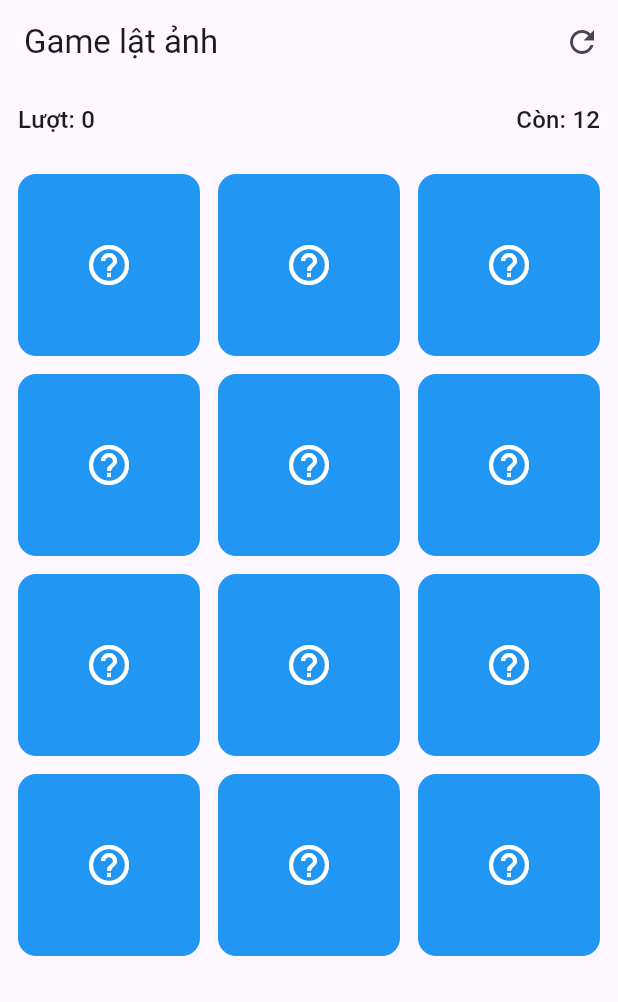
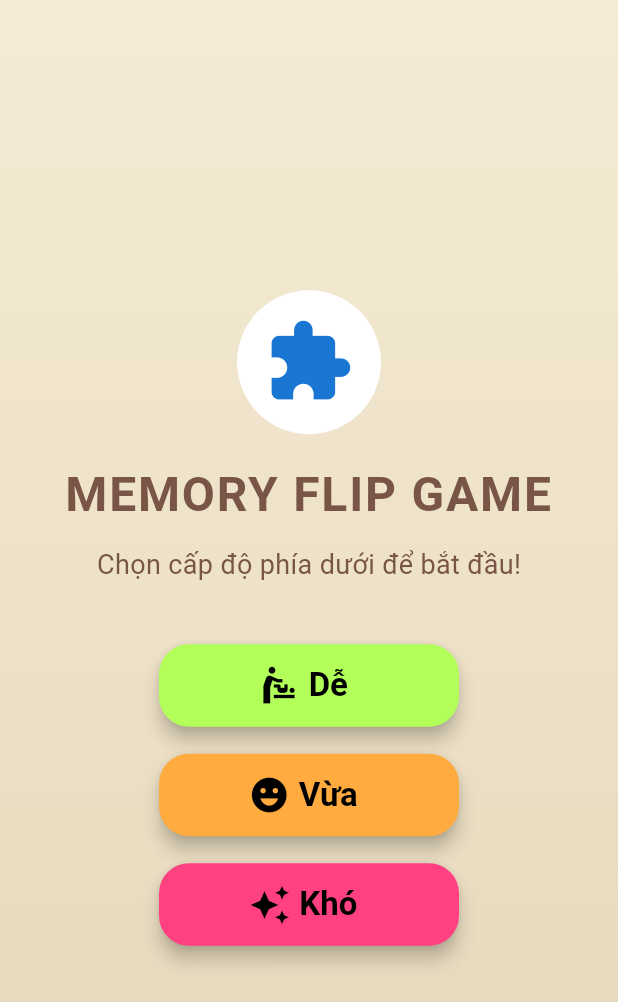
Before and after one commit to quoc10973/MLN131-PuzzleGameMobile, a Flutter app: the screen it shows after launch, on a phone screen of 412 x 824 dp. Shown: the top 1002 px of the screen. Run offline on Flutter 3.47's test engine with Material 3 defaults, Android fonts, the light colour scheme and no system bars.

Commit message:
level game

```diff
--- /dev/null
+++ b/lib/main_menu_screen.dart
@@ -0,0 +1,125 @@
+import 'package:flutter/material.dart';
+import 'memory_game_screen.dart';
+
+class MainMenuScreen extends StatelessWidget {
+  const MainMenuScreen({super.key});
+
+  @override
+  Widget build(BuildContext context) {
+    return Scaffold(
+      body: Container(
+        width: double.infinity,
+        height: double.infinity,
+        decoration: const BoxDecoration(
+          gradient: LinearGradient(
+            colors: [Color(0xFFF5ECD5), Color(0xFFE5D6B9)],
+            begin: Alignment.topCenter,
+            end: Alignment.bottomCenter,
+          ),
+        ),
+        child: SafeArea(
+          child: Center(
+            child: Column(
+              mainAxisAlignment: MainAxisAlignment.center,
+              children: [
+                CircleAvatar(
+                  radius: 48,
+                  backgroundColor: Colors.white,
+                  child: Icon(Icons.extension, size: 60, color: Colors.blue[700]),
+                ),
+                const SizedBox(height: 20),
+                Text(
+                  'MEMORY FLIP GAME',
+                  style: Theme.of(context).textTheme.headlineLarge?.copyWith(
+                        color: Colors.brown,
+                        fontWeight: FontWeight.bold,
+                        letterSpacing: 1.2,
+                      ),
+                  textAlign: TextAlign.center,
+                ),
+                const SizedBox(height: 14),
+                const Text(
+                  'Chọn cấp độ phía dưới để bắt đầu!',
+                  style: TextStyle(color: Colors.brown, fontSize: 18),
+                ),
+                const SizedBox(height: 40),
+                _MenuButton(
+                  label: 'Dễ',
+                  icon: Icons.baby_changing_station,
+                  color: Colors.lightGreenAccent,
+                  onTap: () {
+                    Navigator.of(context).push(
+                      MaterialPageRoute(
+                        builder: (context) => MemoryGameScreen(assetFolder: 'assets/puzzle/lv1/'),
+                      ),
+                    );
+                  },
+                ),
+                const SizedBox(height: 18),
+                _MenuButton(
+                  label: 'Vừa',
+                  icon: Icons.emoji_emotions,
+                  color: Colors.orangeAccent,
+                  onTap: () {
+                    Navigator.of(context).push(
+                      MaterialPageRoute(
+                        builder: (context) => MemoryGameScreen(assetFolder: 'assets/puzzle/lv2/'),
+                      ),
+                    );
+                  },
+                ),
+                const SizedBox(height: 18),
+                _MenuButton(
+                  label: 'Khó',
+                  icon: Icons.auto_awesome,
+                  color: Colors.pinkAccent,
+                  onTap: () {
+                    Navigator.of(context).push(
+                      MaterialPageRoute(
+                        builder: (context) => MemoryGameScreen(assetFolder: 'assets/puzzle/lv3/'),
+                      ),
+                    );
+                  },
+                ),
+              ],
+            ),
+          ),
+        ),
+      ),
+    );
+  }
+}
+
+class _MenuButton extends StatelessWidget {
+  final String label;
+  final IconData icon;
+  final Color color;
+  final VoidCallback onTap;
+
+  const _MenuButton({
+    required this.label,
+    required this.icon,
+    required this.color,
+    required this.onTap,
+    super.key,
+  });
+
+  @override
+  Widget build(BuildContext context) {
+    return ElevatedButton.icon(
+      icon: Icon(icon, color: Colors.black, size: 28),
+      style: ElevatedButton.styleFrom(
+        elevation: 5,
+        backgroundColor: color,
+        minimumSize: const Size(200, 55),
+        shape: RoundedRectangleBorder(borderRadius: BorderRadius.circular(20)),
+        textStyle: const TextStyle(
+          fontWeight: FontWeight.bold,
+          fontSize: 22,
+        ),
+      ),
+      label: Text(label, style: const TextStyle(color: Colors.black)),
+      onPressed: onTap,
+    );
+  }
+}
--- a/lib/splash_screen.dart
+++ b/lib/splash_screen.dart
@@ -1,6 +1,6 @@
 import 'package:flutter/material.dart';
 import 'hello_screen.dart';
-import 'memory_game_screen.dart';
+import 'main_menu_screen.dart';
 import 'package:flutter/services.dart';
 
 class SplashScreen extends StatefulWidget {
@@ -52,7 +52,7 @@ class _SplashScreenState extends State<SplashScreen>
     Future.delayed(const Duration(seconds: 3), () {
       if (mounted) {
         Navigator.of(context).pushReplacement(
-          MaterialPageRoute(builder: (context) => const MemoryGameScreen()),
+          MaterialPageRoute(builder: (context) => const MainMenuScreen()),
         );
       }
     });
--- a/pubspec.yaml
+++ b/pubspec.yaml
@@ -66,8 +66,10 @@ flutter:
     - assets/starting.png
     # Include the whole assets directory (covers other root assets if any)
     - assets/
-    # Explicitly include the puzzle folder to ensure images are bundled
-    - assets/puzzle/
+    # Explicitly include puzzle level folders to ensure they are bundled
+    - assets/puzzle/lv1/
+    - assets/puzzle/lv2/
+    - assets/puzzle/lv3/
 
   # An image asset can refer to one or more resolution-specific "variants", see
   # https://flutter.dev/to/resolution-aware-images
```
Also changed, not shown: lib/memory_game_screen.dart (+22 -8 lines), assets/puzzle/lv1/BAS1152 - Chủ nghĩa xã hội khoa học.jpg (added), assets/puzzle/lv1/giai-dap-khai-niem-chu-nghia-xa-hoi-khoa-hoc-la-gi_3107205159.webp (added), assets/puzzle/lv1/images.jpg (added), assets/puzzle/lv2/BAS1151 - Kinh tế chính trị Mác-Lênin.jpg (added), assets/puzzle/lv2/cover-bai-hthu-1397x786.jpg (added), assets/puzzle/lv2/ho-len.jpg (added), assets/puzzle/lv2/mac-lenin-anh-minh-hoa.jpg (added), assets/puzzle/lv3/3-3defa3e7-f9d8-485d-af0d-ea4b7b1345b8.jpg (renamed from assets/puzzle/3-3defa3e7-f9d8-485d-af0d-ea4b7b1345b8.jpg), assets/puzzle/lv3/Lenin_in_1920_(cropped).jpg (renamed from assets/puzzle/Lenin_in_1920_(cropped).jpg), assets/puzzle/lv3/article.jpg (renamed from assets/puzzle/article.jpg), assets/puzzle/lv3/chu nghia mac-lenin.jpg (renamed from assets/puzzle/chu nghia mac-lenin.jpg), assets/puzzle/lv3/images.jpg (renamed from assets/puzzle/images.jpg), assets/puzzle/lv3/nganh-chu-nghia-xa-hoi-khoa-hoc.jpg (renamed from assets/puzzle/nganh-chu-nghia-xa-hoi-khoa-hoc.jpg).
